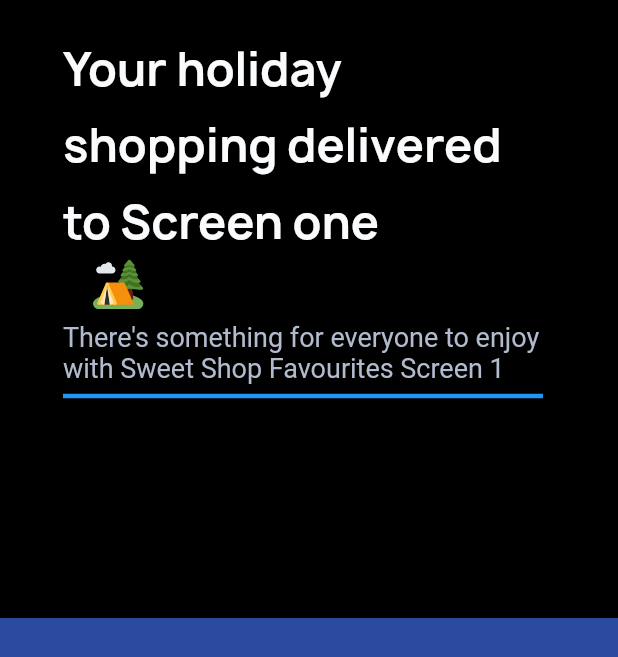
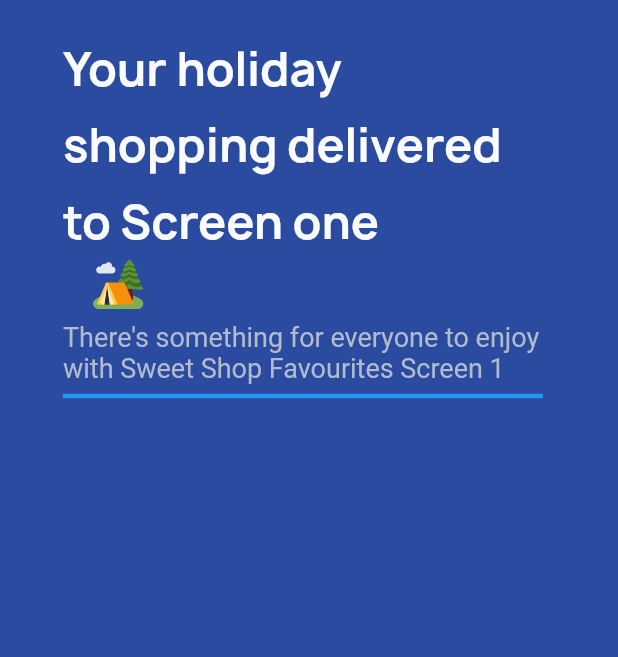
Before and after one commit to Suhaibusman/miniappflutter, a Flutter app: the screen it shows after launch, on a phone screen of 412 x 824 dp. Shown: the top 657 px of the screen. Run offline on Flutter 3.47's test engine with Material 2 defaults, Android fonts, the phone set to English and light mode, and no system bars; our stand-ins replace flutter_svg.

Commit message:
mini app

```diff
--- a/lib/screens/onBoarding/on_board.dart
+++ b/lib/screens/onBoarding/on_board.dart
@@ -3,6 +3,7 @@
 import 'package:flutter/material.dart';
 import 'package:flutter_svg/flutter_svg.dart';
 import 'package:miniapp/screens/onBoarding/widgets/text.dart';
+import 'package:miniapp/screens/onBoarding/widgets/topdata.dart';
 
 class OnBoardingScreen extends StatefulWidget {
   const OnBoardingScreen({super.key});
@@ -10,62 +11,16 @@
   @override
   State<OnBoardingScreen> createState() => _OnBoardingScreenState();
 }
-final PageController _pageController = PageController();
-List topBar =["one","two"];
-List str2 =["1","2"];
+
 class _OnBoardingScreenState extends State<OnBoardingScreen> {
   @override
   Widget build(BuildContext context) {
-    return Scaffold(
-           backgroundColor: const Color(0xff2A4BA0),
+    return const Scaffold(
+           backgroundColor: Color(0xff2A4BA0),
            body: SafeArea(
             child: Column(
               children: [
-                SizedBox(
-                  height: MediaQuery.of(context).size.height*0.5,
-                  child: PageView.builder(
-                    controller: _pageController,
-                    itemCount: topBar.length,
-                    itemBuilder: (context, index) {
-                    return Container(
-
-                    color: Colors.black,
-                               height: MediaQuery.of(context).size.height*0.4,
-                               width: double.infinity,
-                    child:  Padding(
-                      padding: const EdgeInsets.only(left: 42 , top: 20 ,right:50),
-                      child: Column(
-                         crossAxisAlignment: CrossAxisAlignment.start,
-                         mainAxisSize: MainAxisSize.min,
-
-                        children: [
-                           OnBoardText(textData: "Your holiday shopping delivered to Screen ${topBar[index]}"),
-
-                          Padding(
-                            padding: const EdgeInsets.only(left: 20),
-                            child: SvgPicture.asset("assets/images/Emoji.svg"),
-                          ),
-
-                           Padding(
-                        padding: const EdgeInsets.only(top: 8),
-                        child: Align(
-                          alignment: Alignment.centerLeft,
-                          child: Text(
-                            "There's something for everyone to enjoy with Sweet Shop Favourites Screen ${str2[index]}",
-                            style: const TextStyle(color: Color(0xffB2BBCE), fontSize: 18),
-                          ),
-                        ),
-                      ),
-                      const Divider(
-                        color: Colors.blue,
-                        thickness :3,
-
-                      )
-                        ],
-                      ),
-                    ),
-                    );             },)
-                ),
+                TopData()
               ],
             ),
            )
--- /dev/null
+++ b/lib/screens/onBoarding/widgets/topdata.dart
@@ -0,0 +1,69 @@
+
+
+import 'package:flutter/material.dart';
+import 'package:flutter_svg/svg.dart';
+import 'package:miniapp/screens/onBoarding/widgets/text.dart';
+
+class TopData extends StatefulWidget {
+  const TopData({super.key});
+
+  @override
+  State<TopData> createState() => _TopDataState();
+}
+
+class _TopDataState extends State<TopData> {
+final PageController _pageController = PageController();
+
+List topBar =["one","two"];
+
+List str2 =["1","2"];
+
+  @override
+  Widget build(BuildContext context) {
+    return SizedBox(
+                  height: MediaQuery.of(context).size.height*0.5,
+                  child: PageView.builder(
+                    controller: _pageController,
+                    itemCount: topBar.length,
+                    itemBuilder: (context, index) {
+                    return Container(
+
+                    color: Colors.transparent,
+                               height: MediaQuery.of(context).size.height*0.4,
+                               width: double.infinity,
+                    child:  Padding(
+                      padding: const EdgeInsets.only(left: 42 , top: 20 ,right:50),
+                      child: Column(
+                         crossAxisAlignment: CrossAxisAlignment.start,
+                         mainAxisSize: MainAxisSize.min,
+
+                        children: [
+                           OnBoardText(textData: "Your holiday shopping delivered to Screen ${topBar[index]}"),
+
+                          Padding(
+                            padding: const EdgeInsets.only(left: 20),
+                            child: SvgPicture.asset("assets/images/Emoji.svg"),
+                          ),
+
+                           Padding(
+                        padding: const EdgeInsets.only(top: 8),
+                        child: Align(
+                          alignment: Alignment.centerLeft,
+                          child: Text(
+                            "There's something for everyone to enjoy with Sweet Shop Favourites Screen ${str2[index]}",
+                            style: const TextStyle(color: Color(0xffB2BBCE), fontSize: 18),
+                          ),
+                        ),
+                      ),
+                      const Divider(
+                        color: Colors.blue,
+                        thickness :3,
+
+                      )
+                        ],
+                      ),
+                    ),
+                    );             },)
+                );
+  }
+}
```
